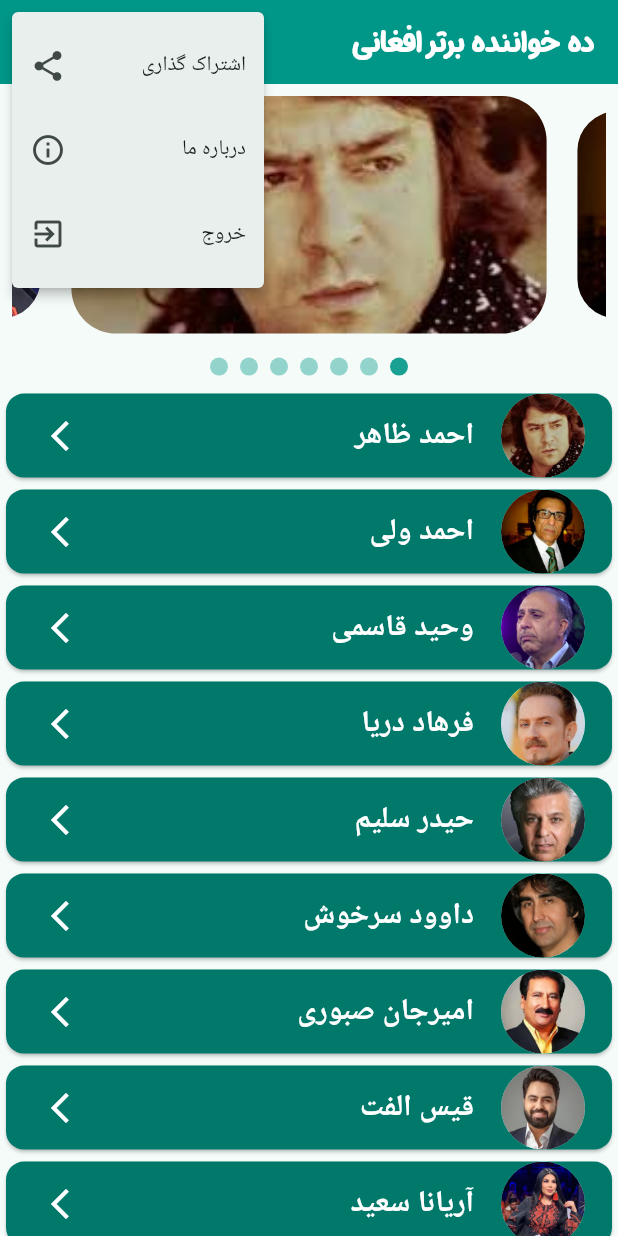
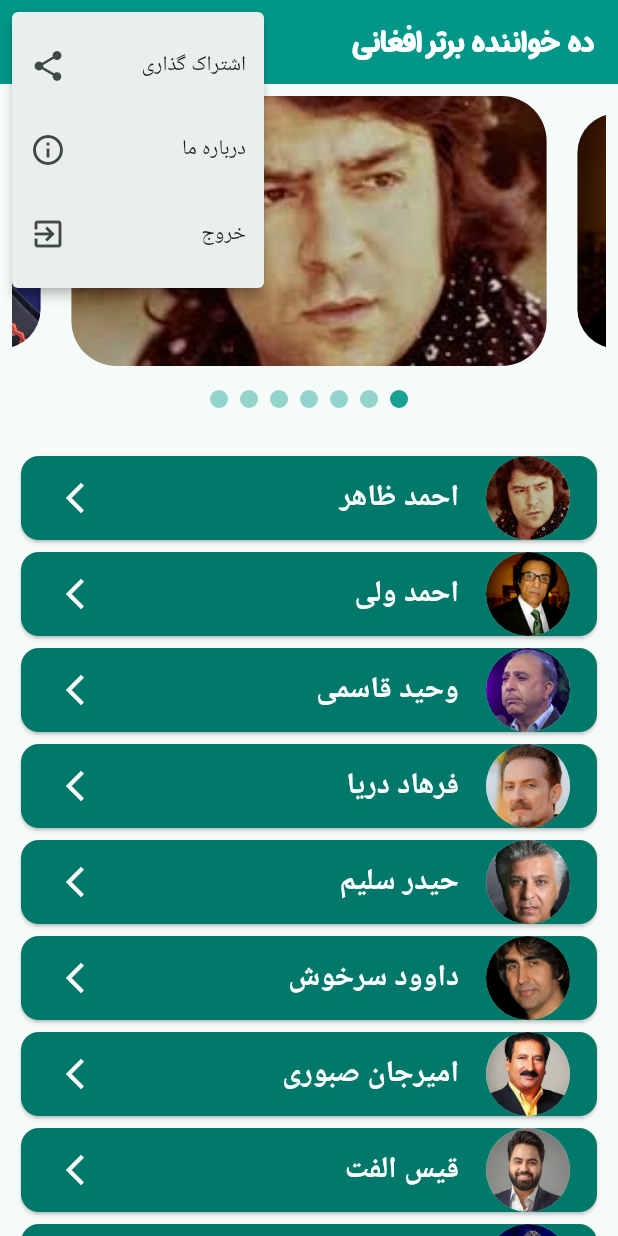
Before and after one commit to sajadnowroozi2003/TopTenAfghanSingers, a Flutter app: the screen it shows after launch, after a tap on the "more vert" icon, on a phone screen of 412 x 824 dp. Run offline on Flutter 3.47's test engine with Material 3 defaults, Android fonts, the phone set to English and light mode, and no system bars; drawn by our look-alikes of carousel_slider; our stand-ins replace audioplayers, flutter_svg.

Commit message:
All of things Oky And Finis this App successful

```diff
--- a/lib/Screens/home_screen.dart
+++ b/lib/Screens/home_screen.dart
@@ -223,23 +223,23 @@ class _HomeScreenState extends State<HomeScreen> {
           ),
         ),
       ),
-      body: Column(
-        mainAxisAlignment: MainAxisAlignment.spaceAround,
+      body: SingleChildScrollView(
+        child: Column(
           children: [
             Padding(
               padding: const EdgeInsets.all(8.0),
               child: CarouselSlider(
                 items: imgList.map((item) {
                   return Container(
-                  height: 200,
                     decoration: BoxDecoration(
                       borderRadius: BorderRadius.circular(50),
                     ),
                     child: Center(
                       child: ClipRRect(
                         borderRadius: BorderRadius.circular(30),
-                        child:
-                            Image.asset(item, fit: BoxFit.fitWidth, width: 1300)),
+                        child: Image.asset(item,
+                            fit: BoxFit.fitWidth, width: 1300),
+                      ),
                     ),
                   );
                 }).toList(),
@@ -247,7 +247,7 @@ class _HomeScreenState extends State<HomeScreen> {
                 options: CarouselOptions(
                   autoPlay: true,
                   enlargeCenterPage: true,
-                aspectRatio: 2.5,
+                  aspectRatio: 2.2,
                   onPageChanged: (index, reason) {
                     setState(() {
                       _current = index;
@@ -277,11 +277,17 @@ class _HomeScreenState extends State<HomeScreen> {
                 );
               }).toList(),
             ),
-          Expanded(
-            child: ListView.builder(
+            SizedBox(height: 20), // Space between the carousel and the list
+            ListView.builder(
+              shrinkWrap: true,
+              // Use the height of the content
+              physics: NeverScrollableScrollPhysics(),
+              // Disable scrolling in the ListView
               itemCount: Singers.length,
               itemBuilder: (context, index) {
-                return Card(
+                return Padding(
+                  padding: const EdgeInsets.symmetric(horizontal: 10),
+                  child: Card(
                     color: Colors.teal.shade700,
                     child: ListTile(
                       splashColor: Colors.teal,
@@ -312,11 +318,12 @@ class _HomeScreenState extends State<HomeScreen> {
                         color: Colors.white,
                       ),
                     ),
+                  ),
                 );
               },
             ),
+          ],
         ),
-        ],
       ),
     );
   }
@@ -345,6 +352,7 @@ class _HomeScreenState extends State<HomeScreen> {
 // import 'package:url_launcher/url_launcher.dart';
 // import '../models/popup_menu_item.dart';
 // import '../models/singer.dart';
+// import 'package:carousel_slider/carousel_slider.dart';
 //
 // class HomeScreen extends StatefulWidget {
 //   const HomeScreen({super.key});
@@ -354,14 +362,28 @@ class _HomeScreenState extends State<HomeScreen> {
 // }
 //
 // class _HomeScreenState extends State<HomeScreen> {
+//   int _current = 0;
+//   final _controller = CarouselSliderController();
+//
+//   final List<String> imgList = [
+//     'assets/images/singers_images/AhmadZaher.jpg',
+//     'assets/images/singers_images/ArianaSaid.jpg',
+//     'assets/images/singers_images/qaiseOlfate.jpg',
+//     'assets/images/singers_images/amirjanSabory.jpg',
+//     'assets/images/singers_images/dawoodSarkhosh.jpg',
+//     'assets/images/singers_images/Farhad Darya.jpg',
+//     'assets/images/singers_images/AhmadWali.jpg',
+//   ];
+//
 //   Future<void> _launchURL(String url) async {
 //     final Uri uri = Uri.parse(url);
 //     if (!await launchUrl(uri)) {
-//       throw 'Could not launch $url';
+//       ScaffoldMessenger.of(context).showSnackBar(
+//         SnackBar(content: Text('Could not launch $url')),
+//       );
 //     }
 //   }
 //
-//   // List of Singers
 //   List<Singer> Singers = [
 //     Singer([
 //       'AhmadZaher_1',
@@ -521,72 +543,135 @@ class _HomeScreenState extends State<HomeScreen> {
 //       appBar: AppBar(
 //         actions: [
 //           PopupMenuButton(
-//               icon: Icon(
-//                 Icons.more_vert,
-//                 size: 20,
-//                 color: Colors.white,
-//               ),
-//               onSelected: ChoiceAction,
-//               itemBuilder: (BuildContext context) {
-//                 return MenuItems.choic.map((String choice) {
-//                   return PopupMenuItem<String>(
-//                       value: choice,
-//                       child: ListTile(
-//                         title: Text(choice),
-//                         trailing: Icon(MenuItems.choiceIcons[choice]),
-//                       ));
-//                 }).toList();
-//               }),
+//             icon: const Icon(Icons.more_vert, size: 20, color: Colors.white),
+//             onSelected: _choiceAction,
+//             itemBuilder: (BuildContext context) {
+//               return MenuItems.choic.map((String choice) {
+//                 return PopupMenuItem<String>(
+//                   value: choice,
+//                   child: ListTile(
+//                     title: Text(choice),
+//                     trailing: Icon(MenuItems.choiceIcons[choice]),
+//                   ),
+//                 );
+//               }).toList();
+//             },
+//           ),
 //         ],
 //         backgroundColor: Colors.teal,
 //         automaticallyImplyLeading: false,
-//         title: Text(
+//         title: const Text(
 //           'ده خواننده برتر افغانی',
 //           style: TextStyle(
-//               fontSize: 20,
-//               fontWeight: FontWeight.bold,
-//               fontFamily: 'SplashFont',
-//               color: Colors.white),
+//             fontSize: 20,
+//             fontWeight: FontWeight.bold,
+//             fontFamily: 'SplashFont',
+//             color: Colors.white,
+//           ),
 //         ),
 //       ),
-//       body: ListView.builder(
-//           itemCount: Singers.length,
-//           itemBuilder: (context, index) {
-//             return Card(
-//               color: Colors.teal.shade700,
-//               child: ListTile(
-//                 splashColor: Colors.teal,
-//                 onTap: () {
-//                   Navigator.push(
-//                       context,
-//                       MaterialPageRoute(
+//       body: Column(
+//         mainAxisAlignment: MainAxisAlignment.spaceAround,
+//         children: [
+//           Padding(
+//             padding: const EdgeInsets.all(8.0),
+//             child: CarouselSlider(
+//               items: imgList.map((item) {
+//                 return Container(
+//                   height: 200,
+//                   decoration: BoxDecoration(
+//                     borderRadius: BorderRadius.circular(50),
+//                   ),
+//                   child: Center(
+//                     child: ClipRRect(
+//                         borderRadius: BorderRadius.circular(30),
+//                         child: Image.asset(item,
+//                             fit: BoxFit.fitWidth, width: 1300)),
+//                   ),
+//                 );
+//               }).toList(),
+//               carouselController: _controller,
+//               options: CarouselOptions(
+//                 autoPlay: true,
+//                 enlargeCenterPage: true,
+//                 aspectRatio: 2.2,
+//                 onPageChanged: (index, reason) {
+//                   setState(() {
+//                     _current = index;
+//                   });
+//                 },
+//               ),
+//             ),
+//           ),
+//           Row(
+//             mainAxisAlignment: MainAxisAlignment.center,
+//             children: imgList.asMap().entries.map((entry) {
+//               return GestureDetector(
+//                 onTap: () => _controller.animateToPage(entry.key),
+//                 child: Container(
+//                   width: 12.0,
+//                   height: 12.0,
+//                   margin: const EdgeInsets.symmetric(
+//                       vertical: 8.0, horizontal: 4.0),
+//                   decoration: BoxDecoration(
+//                     shape: BoxShape.circle,
+//                     color: (Theme.of(context).brightness == Brightness.dark
+//                             ? Colors.white
+//                             : Colors.teal)
+//                         .withOpacity(_current == entry.key ? 0.9 : 0.4),
+//                   ),
+//                 ),
+//               );
+//             }).toList(),
+//           ),
+//           Expanded(
+//             child: ListView.builder(
+//               itemCount: Singers.length,
+//               itemBuilder: (context, index) {
+//                 return Card(
+//                   color: Colors.teal.shade700,
+//                   child: ListTile(
+//                     splashColor: Colors.teal,
+//                     onTap: () {
+//                       Navigator.push(
+//                         context,
+//                         MaterialPageRoute(
 //                           builder: (context) =>
-//                               SingersDetailes(Item: Singers[index])));
-//                 },
-//                 title: Text(
-//                   '${Singers[index].name}',
-//                   style: TextStyle(
+//                               SingersDetailes(Item: Singers[index]),
+//                         ),
+//                       );
+//                     },
+//                     title: Text(
+//                       Singers[index].name.toString(),
+//                       style: const TextStyle(
+//                         color: Colors.white,
+//                         fontWeight: FontWeight.bold,
+//                         fontSize: 20,
+//                       ),
+//                     ),
+//                     leading: CircleAvatar(
+//                       radius: 30,
+//                       backgroundImage:
+//                           AssetImage(Singers[index].imageURL.toString()),
+//                     ),
+//                     trailing: const Icon(
+//                       Icons.arrow_forward_ios,
 //                       color: Colors.white,
-//                       fontWeight: FontWeight.bold,
-//                       fontSize: 20),
-//                 ),
-//                 leading: CircleAvatar(
-//                   radius: 30,
-//                   backgroundImage: AssetImage('${Singers[index].imageURL}'),
-//                 ),
-//                 trailing: Icon(
-//                   Icons.arrow_forward_ios,
-//                   color: Colors.white,
-//                 ),
-//               ),
-//             );
-//           }),
+//                     ),
+//                   ),
+//                 );
+//               },
+//             ),
+//           ),
+//         ],
+//       ),
 //     );
 //   }
 //
-//   void ChoiceAction(String choice) {
+//   void _choiceAction(String choice) {
 //     if (choice == MenuItems.share) {
-//       final url = 'https://play.google.com/store/apps/details?id=com.example.top_ten_afghan_singer=en&pli=1';
+//       const url =
+//           'https://play.google.com/store/apps/details?id=com.example.top_ten_afghan_singer=en&pli=1';
 //       _launchURL(url);
 //     } else if (choice == MenuItems.about) {
 //       Navigator.pushNamed(context, '/info');
--- a/lib/Screens/info_page.dart
+++ b/lib/Screens/info_page.dart
@@ -55,7 +55,7 @@ class InfoPage extends StatelessWidget {
               ),
             ),
             const Text(
-              'برنامه نویس فلاتر',
+              'توسعه دهنده فلاتر',
               style: TextStyle(
                 letterSpacing: 3,
                 fontSize: 15,
--- a/lib/Screens/splash_screen.dart
+++ b/lib/Screens/splash_screen.dart
@@ -17,10 +17,8 @@ class _SplashScreenState extends State<SplashScreen>
     // TODO: implement initState
     super.initState();
     Future.delayed(Duration(seconds: 3), () {
-      Navigator.push(
-          context, MaterialPageRoute(builder: (context) => Directionality(
-          textDirection: TextDirection.rtl,
-          child: HomeScreen())));
+      Navigator.pushReplacement(
+          context, MaterialPageRoute(builder: (context) => HomeScreen()));
     });
   }
 
@@ -29,6 +27,7 @@ class _SplashScreenState extends State<SplashScreen>
     return Scaffold(
       body: Center(
         child: Column(
+          mainAxisAlignment: MainAxisAlignment.spaceAround,
           children: [
             Expanded(
                 child: SvgPicture.asset(
@@ -40,7 +39,7 @@ class _SplashScreenState extends State<SplashScreen>
                 mainAxisAlignment: MainAxisAlignment.center,
                 children: [
                   Text(
-                    'ده خواننده برتر افغان',
+                    'ده خواننده برتر افغانی',
                     style: TextStyle(
                         fontSize: 30,
                         fontFamily: 'SplashFont',
```
Lines whose indentation alone changed are shown as unchanged.
